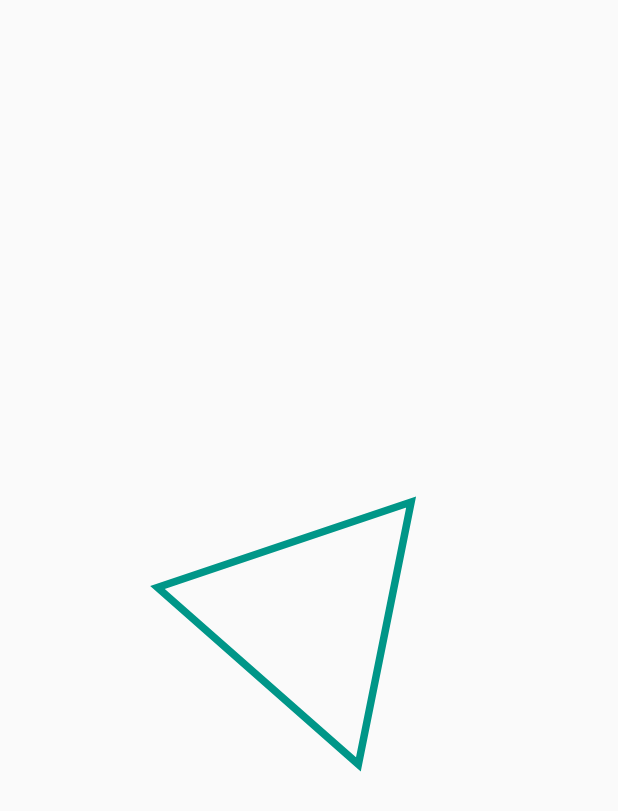
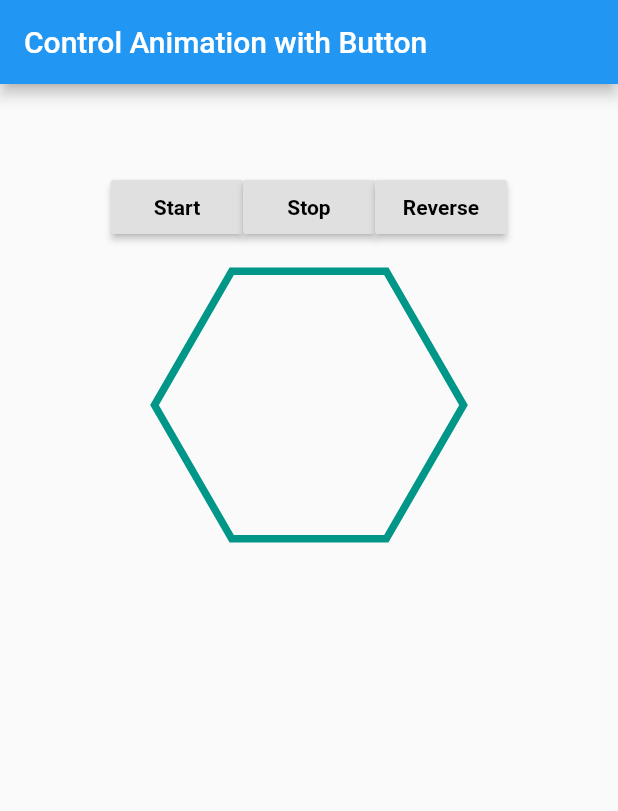
Before and after one commit to flutterflytech/flutter-canvas, a Flutter app: the AnimatingCanvasShapeUI screen opened directly, on a phone screen of 412 x 824 dp. Shown: the top 811 px of the screen. Run offline on Flutter 3.47's test engine with Material 2 defaults, Android fonts, the phone set to English and light mode, and no system bars; our stand-ins replace fluttertoast.

Commit message:
Code for controlling animation using button is done

```diff
--- /dev/null
+++ b/lib/animatedcanvas/MyApp.dart
@@ -0,0 +1,136 @@
+import 'package:flutter/material.dart';
+
+void main() => runApp(MyApp());
+
+class MyApp extends StatelessWidget {
+  // This widget is the root of your application.
+  @override
+  Widget build(BuildContext context) {
+    return MaterialApp(
+      title: 'Flutter Demo',
+      theme: ThemeData(
+        // This is the theme of your application.
+        //
+        // Try running your application with "flutter run". You'll see the
+        // application has a blue toolbar. Then, without quitting the app, try
+        // changing the primarySwatch below to Colors.green and then invoke
+        // "hot reload" (press "r" in the console where you ran "flutter run",
+        // or simply save your changes to "hot reload" in a Flutter IDE).
+        // Notice that the counter didn't reset back to zero; the application
+        // is not restarted.
+        primarySwatch: Colors.blue,
+      ),
+      home: AnimatingButton(),
+    );
+  }
+}
+
+class AnimatingButton extends StatefulWidget {
+  @override
+  AnimatingButtonState createState() {
+    return new AnimatingButtonState();
+  }
+}
+
+class AnimatingButtonState extends State<AnimatingButton>
+    with TickerProviderStateMixin {
+  //Uses a Ticker Mixin for Animations
+  Animation<double> _animation;
+  AnimationController _animationController;
+
+  Animation<double> _animation1;
+  AnimationController _animationController1;
+
+  @override
+  void initState() {
+    super.initState();
+    _animationController = AnimationController(
+        vsync: this,
+        duration: Duration(
+            seconds:
+                2)); //specify the duration for the animation & include `this` for the vsyc
+    _animation = Tween<double>(begin: 1.0, end: 2.5).animate(
+        _animationController); //use Tween animation here, to animate between the values of 1.0 & 2.5.
+
+    _animation.addListener(() {
+      //here, a listener that rebuilds our widget tree when animation.value chnages
+      setState(() {});
+    });
+
+    _animation.addStatusListener((status) {
+      //AnimationStatus gives the current status of our animation, we want to go back to its previous state after completing its animation
+      if (status == AnimationStatus.completed) {
+        _animationController
+            .reverse(); //reverse the animation back here if its completed
+      }
+    });
+
+    _animationController1 = AnimationController(
+        vsync: this,
+        duration: Duration(
+            seconds:
+                2)); //specify the duration for the animation & include `this` for the vsyc
+    _animation1 = Tween<double>(begin: 1.0, end: 2.5).animate(
+        _animationController1); //use Tween animation here, to animate between the values of 1.0 & 2.5.
+
+    _animation1.addListener(() {
+      //here, a listener that rebuilds our widget tree when animation.value chnages
+      setState(() {});
+    });
+
+    _animation1.addStatusListener((status) {
+      //AnimationStatus gives the current status of our animation, we want to go back to its previous state after completing its animation
+      if (status == AnimationStatus.completed) {
+        _animationController1
+            .reverse(); //reverse the animation back here if its completed
+      }
+    });
+  }
+
+  @override
+  Widget build(BuildContext context) {
+    return Scaffold(
+      appBar: AppBar(
+        title: Text('Animating a Button'),
+      ),
+      body: Column(
+        children: <Widget>[
+          Center(
+            child: ButtonTheme(
+              minWidth: 88.0 *
+                  _animation1
+                      .value, //multiply the static width value with current animation.value value
+              height: 36.0 *
+                  _animation1
+                      .value, //multiply the static height value with current animation.value value
+              child: RaisedButton(
+                child: Text('Tap this button to  Animate Button below '),
+                onPressed: () {
+                  _animationController
+                      .forward(); // tapping the button, starts the animation.
+                },
+              ),
+            ),
+          ),
+          Center(
+            child: ButtonTheme(
+              minWidth: 88.0 *
+                  _animation
+                      .value, //multiply the static width value with current animation.value value
+              height: 36.0 *
+                  _animation
+                      .value, //multiply the static height value with current animation.value value
+              child: RaisedButton(
+                child: Text('Tap this button to Animate Button on top'),
+                onPressed: () {
+                  _animationController.stop();
+                  // _animationController1.forward();
+                },
+              ),
+            ),
+          ),
+        ],
+      ),
+    );
+  }
+}
--- a/lib/animatedcanvas/animated_canvas_screen.dart
+++ b/lib/animatedcanvas/animated_canvas_screen.dart
@@ -22,6 +22,9 @@ class AnimatingCanvasShapeUI extends StatelessWidget {
   Widget build(BuildContext context) {
     return SafeArea(
         child: Scaffold(
+      appBar: AppBar(
+        title: Text("Control Animation with Button"),
+      ),
       body: MyAnimatedCanvas(),
     ));
   }
--- a/lib/animatedcanvas/animated_shape_painter.dart
+++ b/lib/animatedcanvas/animated_shape_painter.dart
@@ -11,6 +11,7 @@ class ShapePainter extends CustomPainter {
     sides = side1;
     radius = radius1;
     radians = radians1;
+    //print(">>>> $sides $radius $radians");
   }
 
   @override
--- a/lib/animatedcanvas/my_animated_canvas.dart
+++ b/lib/animatedcanvas/my_animated_canvas.dart
@@ -1,10 +1,10 @@
 import 'package:Canvas/animatedcanvas/animated_shape_painter.dart';
-
 import 'animated_canvas_screen.dart';
 import 'package:flutter/material.dart';
 import 'dart:ui';
 import 'dart:math'; // will not work
 import 'dart:math' as math; // will work
+import 'package:fluttertoast/fluttertoast.dart';
 
 class MyAnimatedCanvas extends StatefulWidget {
   @override
@@ -13,17 +13,18 @@ class MyAnimatedCanvas extends StatefulWidget {
 
 class _MyAnimatedCanvasState extends State<MyAnimatedCanvas>
     with TickerProviderStateMixin {
-  var _sides = 3.0;
+  var _sides = 6.0;
+  var _radius = 103.0;
   Animation<double> animation;
   AnimationController controller;
-
+  String infoText = "";
   Tween<double> _rotationTween = Tween(begin: -math.pi, end: math.pi);
 
   @override
   void initState() {
     // TODO: implement initState
     super.initState();
-    print(">>>>>>>>>>initState");
+
     controller = AnimationController(
       vsync: this,
       duration: Duration(seconds: 900),
@@ -34,18 +35,46 @@ class _MyAnimatedCanvasState extends State<MyAnimatedCanvas>
 
     animation = _radiusTween.animate(controller)
       ..addListener(() {
-        setState(() {});
+        setState(() {
+          // print("SET STATE " + controller.upperBound.toString());
+          // print("SET STATE Velocity " + controller.velocity.toString());
+          // print("SET STATE " + controller.upperBound.toString());
+        });
       })
       ..addStatusListener((status) {
+        // print("Value >>>>: $controller.value ");
+        print(controller.value);
+        print(controller.animationBehavior);
+        print(controller.debugLabel);
+        print(controller.duration);
+        print(controller.isAnimating);
+        print(controller.lastElapsedDuration);
+        print(controller.lowerBound);
+        print(controller.velocity);
+        print(controller.reverseDuration);
+        print(controller.upperBound);
+        print(controller.view);
+        print(controller.isCompleted);
+        print(controller.isDismissed);
         if (status == AnimationStatus.completed) {
           print("Completed...>>>>>>>>>>>>>>>>> " + animation.value.toString());
-          controller.repeat();
+          //controller.stop();
+          infoText += "\n" + controller.status.toString();
+          controller.forward();
         } else if (status == AnimationStatus.dismissed) {
           print("Dismissed...>>>>>>>>>>>>>>>>>>" + animation.value.toString());
           controller.forward();
         }
       });
-    controller.forward();
+    //   controller.forward();
+  }
+
+  @override
+  void dispose() {
+    // TODO: implement dispose
+    super.dispose();
+    controller.dispose();
+    infoText = "";
   }
 
   @override
@@ -54,9 +83,73 @@ class _MyAnimatedCanvasState extends State<MyAnimatedCanvas>
       height: MediaQuery.of(context).size.height * 1,
       width: MediaQuery.of(context).size.width * 1,
       // color: Colors.red,
-      child: CustomPaint(
-        painter: ShapePainter(3, 103, animation.value), // sides,radius,radians
-        child: Container(),
+      child: Padding(
+        padding: const EdgeInsets.only(top: 58.0),
+        child: Column(
+          children: [
+            Row(
+              mainAxisAlignment: MainAxisAlignment.center,
+              children: [
+                RaisedButton(
+                  onPressed: () {
+                    setState(() {
+                      if (!controller.isAnimating) {
+                        controller.forward();
+                        infoText = "\nStarted in Forward Direction";
+                      }
+                    });
+                  },
+                  child: Text(
+                    "Start",
+                    style: TextStyle(
+                        color: Colors.black, fontWeight: FontWeight.bold),
+                  ),
+                ),
+                RaisedButton(
+                  onPressed: () {
+                    setState(() {
+                      if (controller.isAnimating) {
+                        controller.stop();
+                        infoText = "";
+                        infoText += "\nStopped";
+                      }
+                    });
+                  },
+                  child: Text(
+                    "Stop",
+                    style: TextStyle(
+                        color: Colors.black, fontWeight: FontWeight.bold),
+                  ),
+                ),
+                RaisedButton(
+                  onPressed: () {
+                    controller.reverse();
+                    setState(() {
+                      infoText = "\nStarted in Reverse Direction";
+                    });
+                  },
+                  child: Text(
+                    "Reverse",
+                    style: TextStyle(
+                        color: Colors.black, fontWeight: FontWeight.bold),
+                  ),
+                )
+              ],
+            ),
+            Padding(
+              padding: const EdgeInsets.all(108.0),
+              child: CustomPaint(
+                painter: ShapePainter(
+                    _sides, _radius, animation.value), // sides,radius,radians
+                child: Container(),
+              ),
+            ),
+            Text(
+              infoText,
+              style: TextStyle(fontWeight: FontWeight.bold),
+            ),
+          ],
+        ),
       ),
     );
   }
--- a/pubspec.yaml
+++ b/pubspec.yaml
@@ -23,6 +23,8 @@ environment:
 dependencies:
   flutter:
     sdk: flutter
+  # add this line to your dependencies
+  fluttertoast: ^7.1.6
 
 
   # The following adds the Cupertino Icons font to your application.
```
Also changed, not shown: pubspec.lock, 1 other file.
